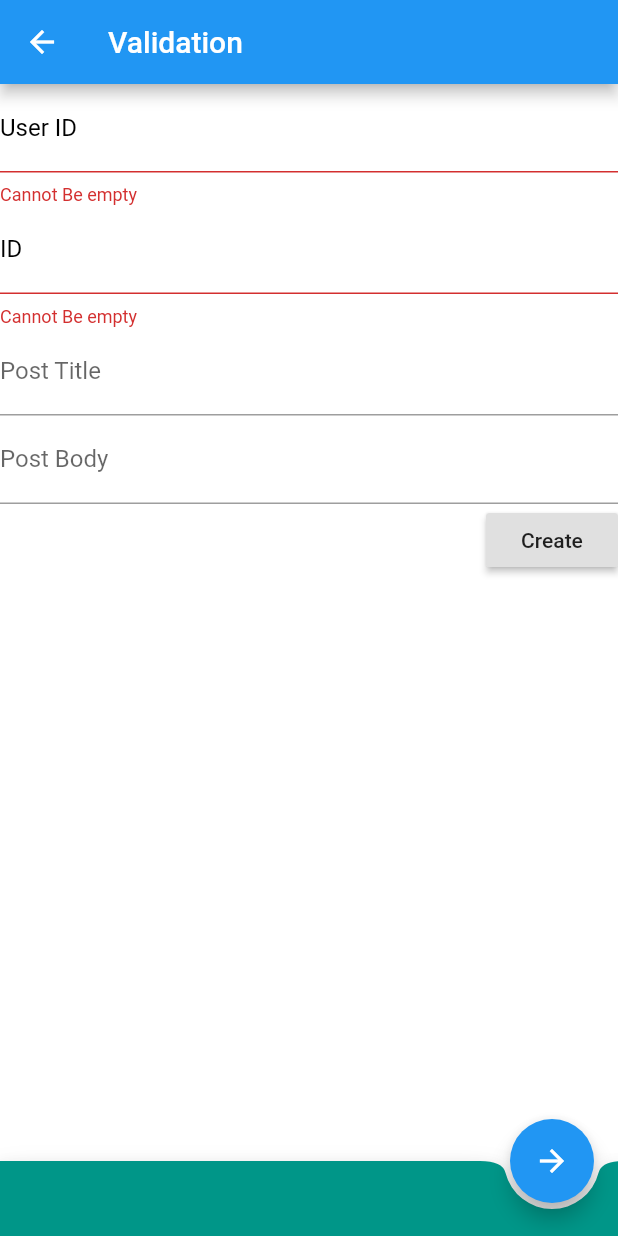
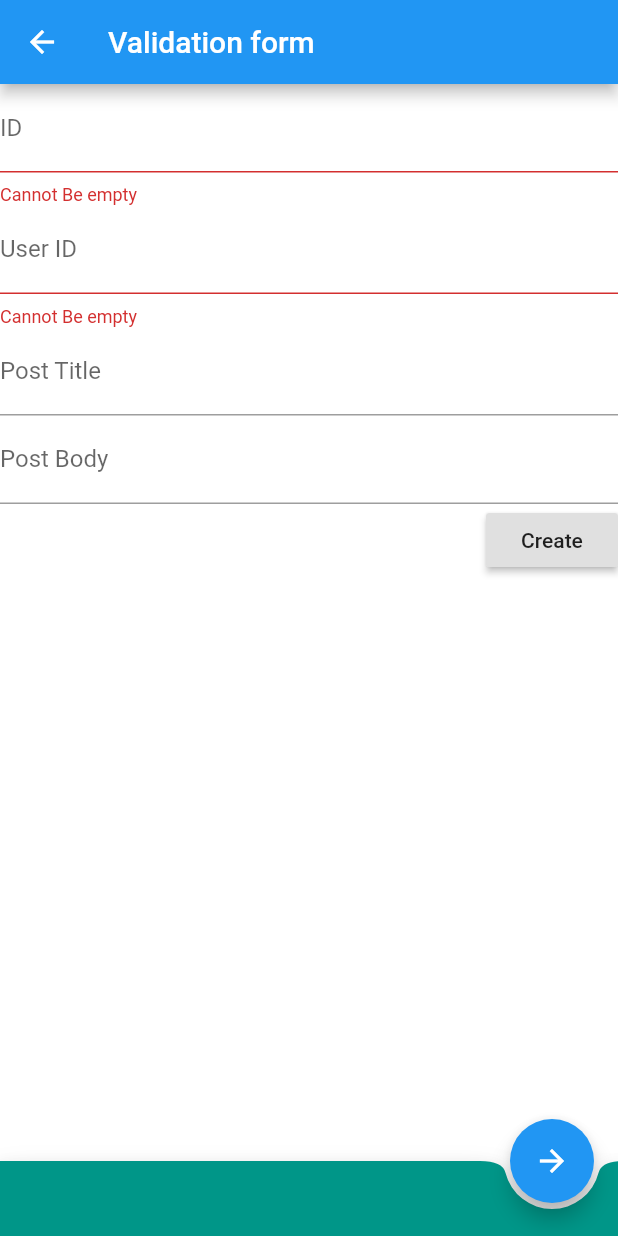
Before and after one commit to a-ng9/FlutterWeb, a Flutter app: the PageValidation screen opened directly, after a tap on "Create", on a phone screen of 412 x 824 dp. Run offline on Flutter 3.47's test engine with Material 2 defaults, Android fonts, the phone set to English and light mode, and no system bars.

Commit message:
POST request now functional

```diff
--- a/lib/model/post_model.dart
+++ b/lib/model/post_model.dart
@@ -3,19 +3,9 @@ import 'dart:convert';
 List<Post> userFromJson(String str) =>
     new List<Post>.from(json.decode(str).map((x) => Post.fromJson(x)));
 
-Post postFromJson(String str) {
-  final jsonData = json.decode(str);
-  return Post.fromJson(jsonData);
-}
-
-String postToJson(Post data) {
-  final dyn = data.toJson();
-  return json.encode(dyn);
-}
-
 class Post {
-  String userId;
-  String id;
+  int userId;
+  int id;
   String title;
   String body;
 
@@ -39,13 +29,4 @@ class Post {
         "title": title,
         "body": body,
       };
-
-  Map toMap() {
-    var map = new Map<String, dynamic>();
-    map["userId"] = userId;
-    map["title"] = title;
-    map["body"] = body;
-
-    return map;
-  }
 }
--- a/lib/page_4.dart
+++ b/lib/page_4.dart
@@ -1,8 +1,4 @@
 import 'package:flutter/material.dart';
-import 'package:http/http.dart';
-import 'package:web/model/post_model.dart';
-// import 'package:validate/validate.dart';
-// import 'package:web/test.dart';
 import 'package:web/utils/api_manager.dart';
 
 class PageValidation extends StatefulWidget {
@@ -12,52 +8,35 @@ class PageValidation extends StatefulWidget {
 
 class _PageValidationState extends State<PageValidation> {
   final formKey = GlobalKey<FormState>();
-  String _userId, _id, _title, _body;
-  String _url =
-      "https://docs.google.com/spreadsheets/d/1-R7mtYeQm05F22LGGMix5cX-PVwsTs3XnuYDWGrMq0k/edit#gid=0";
+  String _id, _userId, _title, _body;
 
   @override
   Widget build(BuildContext context) {
     return Scaffold(
       backgroundColor: Colors.white,
       appBar: AppBar(
-        title: Text("Validation"),
+        title: Text("Validation form"),
       ),
       body: Form(
-        // autovalidate: true,
         key: formKey,
         child: SingleChildScrollView(
           child: Column(
             children: <Widget>[
-              Container(
-                child: TextFormField(
-                  decoration: InputDecoration(
-                    labelStyle: TextStyle(color: Colors.black),
-                    labelText: "User ID",
-                  ),
-                  onSaved: (String value) => _userId = value,
+              TextFormField(
+                  decoration: InputDecoration(labelText: "ID"),
                   validator: nameValidator,
-                ),
-              ),
-              Container(
-                child: TextFormField(
-                    decoration: InputDecoration(
-                      labelStyle: TextStyle(color: Colors.black),
-                      labelText: "ID",
-                    ),
-                    validator: nameValidator,
-                    onSaved: (String value) => _id = value),
+                  onSaved: (String value) => _id = value),
+              TextFormField(
+                decoration: InputDecoration(labelText: "User ID"),
+                onSaved: (String value) => _userId = value,
+                validator: nameValidator,
               ),
               TextFormField(
-                //controller: titleControler,
-                decoration: InputDecoration(
-                    hintText: "title....", labelText: 'Post Title'),
+                decoration: InputDecoration(labelText: 'Post Title'),
                 onSaved: (String value) => _title = value,
               ),
               TextFormField(
-                //controller: bodyControler,
-                decoration: InputDecoration(
-                    hintText: "body....", labelText: 'Post Body'),
+                decoration: InputDecoration(labelText: 'Post Body'),
                 onSaved: (String value) => _body = value,
               ),
               Row(
@@ -68,15 +47,7 @@ class _PageValidationState extends State<PageValidation> {
                     onPressed: () async {
                       if (formKey.currentState.validate()) {
                         formKey.currentState.save();
-
-                        Post newPost = Post(
-                          userId: "123",
-                          id: "0",
-                          title: _title,
-                          body: _body,
-                        );
-                        Post p = await createPost(_url, body: newPost.toMap());
-                        print(p.title);
+                        APIManager.postUser(_id, _userId, _title, _body);
                       }
                     },
                   ),
@@ -102,7 +73,7 @@ class _PageValidationState extends State<PageValidation> {
       floatingActionButton: FloatingActionButton(
         child: Icon(Icons.arrow_forward),
         onPressed: () {
-          print("Navigation button pressed");
+          // print("Navigation button pressed");
           // Navigator.push(
           //     context, MaterialPageRoute(builder: (context) => MyTest()));
         },
@@ -110,15 +81,9 @@ class _PageValidationState extends State<PageValidation> {
     );
   }
 
-  // String _validateEmail(String value) {
-  //   try {
-  //     Validate.isEmail(value);
-  //   } catch (e) {
-  //     return 'Invalid Email';
-  //   }
-  //   return null;
-  // }
-
+//
+// Code below are functions for the validator
+//
   String nameValidator(String value) {
     if (value.isEmpty) {
       return "Cannot Be empty";
@@ -138,9 +103,9 @@ class _PageValidationState extends State<PageValidation> {
     if (n == null) {
       return '$value is not a valid number';
     }
-    if (value.length > 2) {
-      return "Age cannot be more than 2 digits";
-    }
+    // if (value.length > 3) {
+    //   return " number cannot be more than 2 digits";
+    // }
     return null;
   }
 }
```
Also changed, not shown: lib/test.dart (deleted, +0 -106 lines), lib/utils/api_manager.dart (+33 -16 lines).
